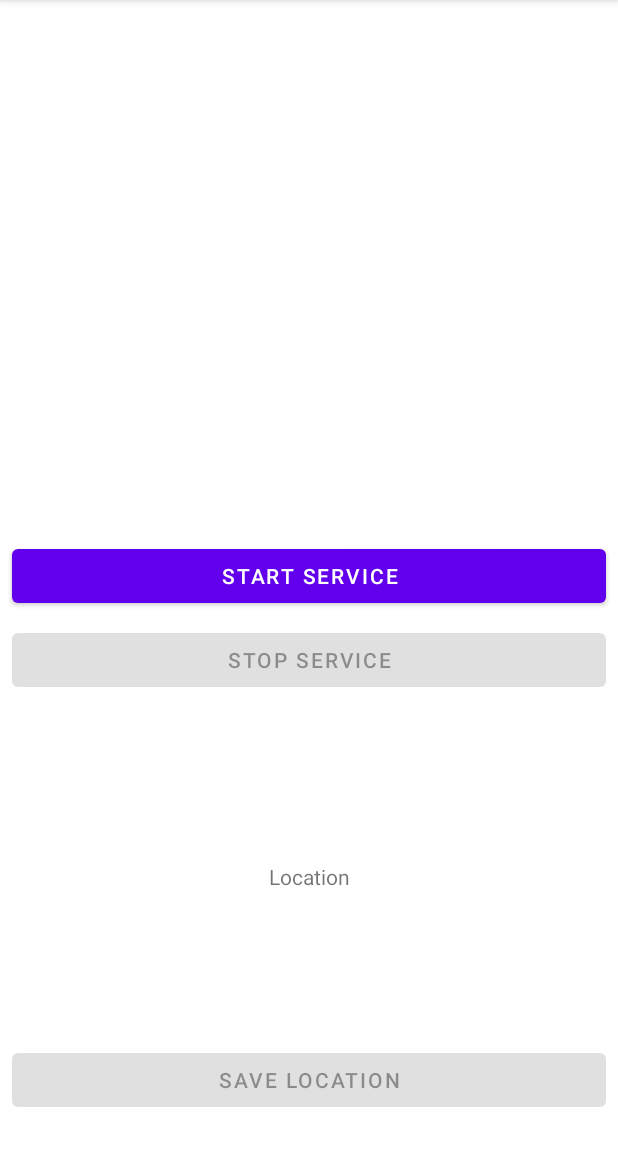
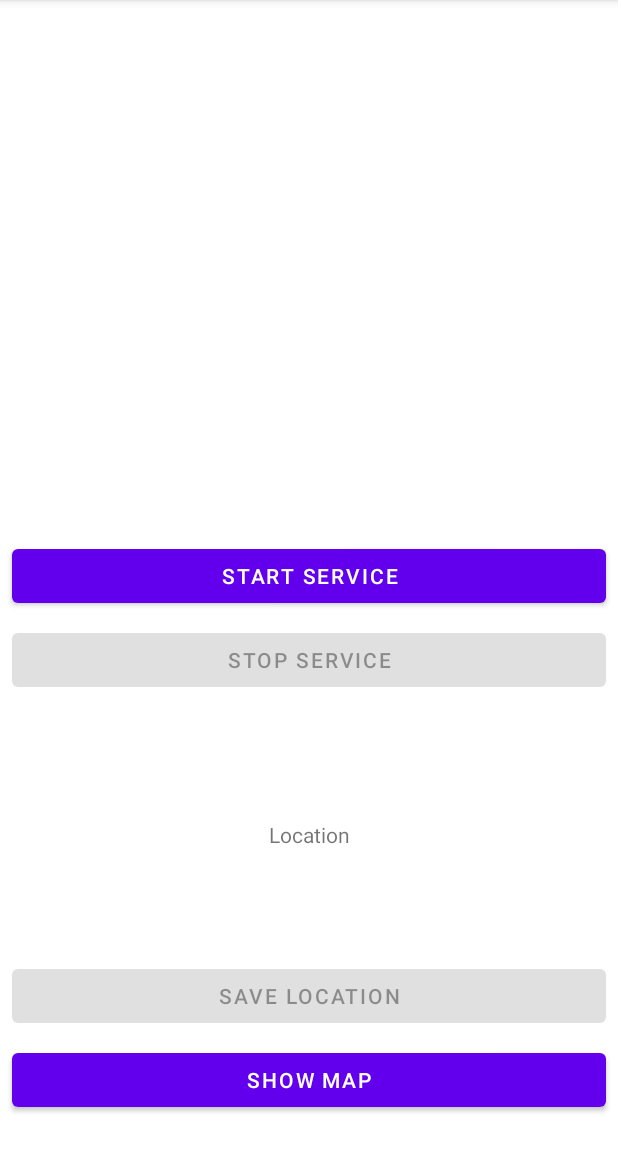
Before and after one commit to DaShagy/TPChallenges, an Android app: the screen it shows after launch (FirebaseActivity), after a tap on "GO TO MAP", on a phone screen of 412 x 824 dp, the part 84-1236 px from its top. Run offline under Robolectric (Android 15) with nearby library versions, the phone set to English and light mode, and no system bars; our stand-ins replace Dagger/Hilt's generated code, Firebase (no records; nobody signed in at launch, a user with empty details on screens opened directly); libraries missing offline, so code that uses them is left out: com.tomtom.sdk.

Commit message:
Implemented a getlocations use case to show in map.
Service saves device location every 5 minutes if running

```diff
--- a/app/src/main/java/com/dashagy/tpchallenges/presentation/fragments/LocationFragment.kt
+++ b/app/src/main/java/com/dashagy/tpchallenges/presentation/fragments/LocationFragment.kt
@@ -10,11 +10,13 @@ import android.widget.Toast
 import androidx.activity.result.ActivityResultLauncher
 import androidx.activity.result.contract.ActivityResultContracts
 import androidx.fragment.app.viewModels
+import com.dashagy.domain.entities.Location
 import com.dashagy.tpchallenges.BuildConfig
 import com.dashagy.tpchallenges.R
-import com.dashagy.tpchallenges.databinding.FragmentMapBinding
+import com.dashagy.tpchallenges.databinding.FragmentLocationBinding
 import com.dashagy.tpchallenges.presentation.activity.FirebaseActivity
 import com.dashagy.tpchallenges.presentation.viewmodel.LocationViewModel
+import com.dashagy.tpchallenges.utils.TimeUtil.toDateString
 import com.tomtom.sdk.location.GeoPoint
 import com.tomtom.sdk.map.display.MapOptions
 import com.tomtom.sdk.map.display.camera.CameraOptions
@@ -28,7 +30,7 @@ class LocationFragment : Fragment() {
 
     private val viewModel: LocationViewModel by viewModels()
 
-    private var _binding: FragmentMapBinding? = null
+    private var _binding: FragmentLocationBinding? = null
     private val binding get() = _binding!!
 
     private lateinit var locationPermissionLauncher: ActivityResultLauncher<Array<String>>
@@ -44,11 +46,12 @@ class LocationFragment : Fragment() {
         savedInstanceState: Bundle?
     ): View {
 
-        _binding = FragmentMapBinding.inflate(inflater, container, false)
+        _binding = FragmentLocationBinding.inflate(inflater, container, false)
 
         binding.btnStartLocationService.setOnClickListener { onStartLocationServiceButtonPressed() }
         binding.btnStopLocationService.setOnClickListener { onStopLocationServiceButtonPressed() }
         binding.btnSaveLocation.setOnClickListener { onSaveLocationButtonPressed() }
+        binding.btnShowMap.setOnClickListener { onShowMapButtonPressed() }
 
         return binding.root
     }
@@ -76,7 +79,7 @@ class LocationFragment : Fragment() {
             }
             is LocationViewModel.LocationState.Running -> {
                 (activity as FirebaseActivity).hideProgressBar()
-                binding.tvLocation.text = "${locationState.deviceId}, Lat: ${locationState.location?.latitude}, Lon: ${locationState.location?.longitude}"
+                binding.tvLocation.text = "Lat: ${locationState.location?.latitude}, Lon: ${locationState.location?.longitude}"
                 binding.btnStartLocationService.isEnabled = false
                 binding.btnStopLocationService.isEnabled = true
                 binding.btnSaveLocation.isEnabled = true
@@ -84,33 +87,6 @@ class LocationFragment : Fragment() {
             is LocationViewModel.LocationState.Success -> {
                 (activity as FirebaseActivity).hideProgressBar()
                 Toast.makeText(requireContext(), locationState.callbackResult, Toast.LENGTH_SHORT).show()
-
-                val geoPoint = GeoPoint(locationState.location.latitude, locationState.location.longitude)
-
-                (activity as FirebaseActivity).replaceFragment(
-                    MapFragment.newInstance(
-                        mapOptions = MapOptions(
-                            mapKey = BuildConfig.TOMTOM_API_KEY,
-                            cameraOptions = CameraOptions(
-                                position = geoPoint,
-                                zoom = 16.0
-                            )
-                        )
-                    ).apply {
-                        getMapAsync { map ->
-                            val markerOptions = MarkerOptions(
-                                coordinate = geoPoint,
-                                pinImage = ImageFactory.fromResource(R.drawable.baseline_push_pin_24),
-                                balloonText = "${geoPoint.latitude}, ${geoPoint.longitude}"
-                            )
-                            map.addMarker(markerOptions)
-
-                            map.addMarkerClickListener { marker ->
-                                if(!marker.isSelected()) marker.select()
-                            }
-                        }
-                    }
-                )
             }
         }
     }
@@ -130,6 +106,50 @@ class LocationFragment : Fragment() {
 
     private fun onSaveLocationButtonPressed() {
         viewModel.saveLocation()
+    }
+
+    private fun onShowMapButtonPressed() {
+        val locations = mutableListOf<Location>()
+
+        viewModel.getLocations(requireContext()) { deviceLocations ->
+            deviceLocations?.locations?.let { locations.addAll(it) }
+        }
+
+        (activity as FirebaseActivity).replaceFragment(
+            MapFragment.newInstance(
+                mapOptions = MapOptions(
+                    mapKey = BuildConfig.TOMTOM_API_KEY,
+                    cameraOptions = CameraOptions(
+                        zoom = 12.0
+                    )
+                )
+            ).apply {
+                getMapAsync { map ->
+                    locations.forEach{ location ->
+                        val markerOptions = MarkerOptions(
+                            coordinate = GeoPoint(location.latitude, location.longitude),
+                            pinImage = ImageFactory.fromResource(R.drawable.baseline_push_pin_24),
+                            balloonText = "Timestamp: ${location.timestamp.toDateString()}, ${location.latitude}, ${location.longitude}"
+                        )
+                        map.addMarker(markerOptions)
+
+                        map.addMarkerClickListener { marker ->
+                            if(!marker.isSelected()) marker.select()
+                        }
+
+
+                    }
+                    map.moveCamera(
+                        CameraOptions(
+                            position = GeoPoint(
+                                if (locations.isNotEmpty()) locations.map { it.latitude }.average() else 0.0,
+                                if (locations.isNotEmpty()) locations.map { it.longitude }.average() else 0.0,
+                            )
+                        )
+                    )
+                }
+            }
+        )
     }
 
     private fun registerLocationPermission() =
--- a/app/src/main/java/com/dashagy/tpchallenges/utils/TimeUtil.kt
+++ b/app/src/main/java/com/dashagy/tpchallenges/utils/TimeUtil.kt
@@ -9,4 +9,8 @@ object TimeUtil {
     fun getFormattedTimestamp(): String =
         SimpleDateFormat("yyyyMMdd_HHmmss", Locale.getDefault())
             .format(Date())
+
+    fun Long.toDateString(): String =
+        SimpleDateFormat("yyyy/MM/dd HH:mm:ss", Locale.getDefault())
+            .format(Date(this))
 }
--- a/app/src/main/res/layout/fragment_map.xml
+++ b/app/src/main/res/layout/fragment_location.xml
@@ -44,10 +44,20 @@
         android:layout_width="match_parent"
         android:layout_height="wrap_content"
         android:layout_margin="8dp"
-        app:layout_constraintBottom_toBottomOf="parent"
+        app:layout_constraintBottom_toTopOf="@id/btn_show_map"
         app:layout_constraintStart_toStartOf="parent"
         app:layout_constraintEnd_toEndOf="parent"
         android:enabled="false"
         android:text="Save location" />
 
+    <Button
+        android:id="@+id/btn_show_map"
+        android:layout_width="match_parent"
+        android:layout_height="wrap_content"
+        android:layout_margin="8dp"
+        app:layout_constraintBottom_toBottomOf="parent"
+        app:layout_constraintStart_toStartOf="parent"
+        app:layout_constraintEnd_toEndOf="parent"
+        android:text="Show map" />
+
 </androidx.constraintlayout.widget.ConstraintLayout>
--- a/di/src/main/java/com/dashagy/di/UseCasesModule.kt
+++ b/di/src/main/java/com/dashagy/di/UseCasesModule.kt
@@ -40,4 +40,9 @@ object UseCasesModule {
     fun provideSaveLocationToServiceUseCase(locationService: LocationService) =
         SaveLocationToServiceUseCase(locationService)
 
+    @Provides
+    @ViewModelScoped
+    fun provideGetLocationsFromServiceUseCase(locationService: LocationService) =
+        GetLocationsFromServiceUseCase(locationService)
+
 }
--- a/domain/src/main/java/com/dashagy/domain/service/LocationService.kt
+++ b/domain/src/main/java/com/dashagy/domain/service/LocationService.kt
@@ -1,5 +1,6 @@
 package com.dashagy.domain.service
 
+import com.dashagy.domain.entities.DeviceLocations
 import com.dashagy.domain.entities.Location
 import com.dashagy.domain.utils.Result
 
@@ -9,4 +10,6 @@ interface LocationService {
         location: Location,
         callback: (Result<String>) -> Unit
     )
+
+    fun getLocations(deviceId: String, callback: (Result<DeviceLocations>) -> Unit)
 }
--- /dev/null
+++ b/domain/src/main/java/com/dashagy/domain/useCases/GetLocationsFromServiceUseCase.kt
@@ -0,0 +1,12 @@
+package com.dashagy.domain.useCases
+
+import com.dashagy.domain.entities.DeviceLocations
+import com.dashagy.domain.service.LocationService
+import com.dashagy.domain.utils.Result
+
+class GetLocationsFromServiceUseCase(
+    private val service: LocationService
+) {
+
+    operator fun invoke(deviceId: String, callback: (Result<DeviceLocations>) -> Unit) = service.getLocations(deviceId, callback)
+}
--- a/domain/src/main/java/com/dashagy/domain/useCases/SaveLocationToServiceUseCase.kt
+++ b/domain/src/main/java/com/dashagy/domain/useCases/SaveLocationToServiceUseCase.kt
@@ -4,8 +4,9 @@ import com.dashagy.domain.entities.DeviceLocations
 import com.dashagy.domain.entities.Location
 import com.dashagy.domain.service.LocationService
 import com.dashagy.domain.utils.Result
+import javax.inject.Inject
 
-class SaveLocationToServiceUseCase(
+class SaveLocationToServiceUseCase @Inject constructor(
     private val service: LocationService
 ) {
 
```
Also changed, not shown: app/src/main/java/com/dashagy/tpchallenges/presentation/viewmodel/LocationViewModel.kt (+13 -1 lines), app/src/main/java/com/dashagy/tpchallenges/service/LocationAndroidService.kt (+24 -1 lines), data/src/main/java/com/dashagy/data/service/LocationServiceImpl.kt (+16 -0 lines).
